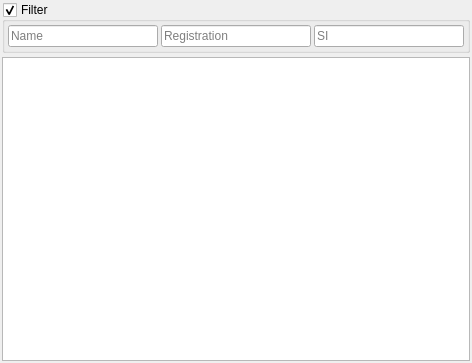
This is quickevent/app/plugins/qml/Competitors/src/registrationswidget.ui in Quick-Event/quickbox as Qt 5 draws it before an edit. The edited form follows.
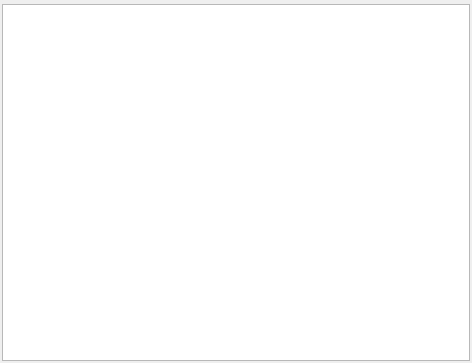
This is the edited form. Custom widgets are drawn as their Qt base class.

Commit message: QE: registrations widget simplified

What changed in the file:
```diff
--- a/quickevent/app/plugins/qml/Competitors/src/registrationswidget.ui
+++ b/quickevent/app/plugins/qml/Competitors/src/registrationswidget.ui
@@ -29,63 +29,6 @@
    <property name="bottomMargin">
     <number>2</number>
    </property>
-   <item>
-    <widget class="QGroupBox" name="grpFilter">
-     <property name="title">
-      <string>Filter</string>
-     </property>
-     <property name="checkable">
-      <bool>true</bool>
-     </property>
-     <layout class="QHBoxLayout" name="horizontalLayout">
-      <property name="spacing">
-       <number>3</number>
-      </property>
-      <property name="leftMargin">
-       <number>3</number>
-      </property>
-      <property name="topMargin">
-       <number>3</number>
-      </property>
-      <property name="rightMargin">
-       <number>3</number>
-      </property>
-      <property name="bottomMargin">
-       <number>3</number>
-      </property>
-      <item>
-       <widget class="QLineEdit" name="edNameFilter">
-        <property name="placeholderText">
-         <string>Name</string>
-        </property>
-        <property name="clearButtonEnabled">
-         <bool>true</bool>
-        </property>
-       </widget>
-      </item>
-      <item>
-       <widget class="QLineEdit" name="edRegistrationFilter">
-        <property name="placeholderText">
-         <string>Registration</string>
-        </property>
-        <property name="clearButtonEnabled">
-         <bool>true</bool>
-        </property>
-       </widget>
-      </item>
-      <item>
-       <widget class="QLineEdit" name="edSiIdFilter">
-        <property name="placeholderText">
-         <string>SI</string>
-        </property>
-        <property name="clearButtonEnabled">
-         <bool>true</bool>
-        </property>
-       </widget>
-      </item>
-     </layout>
-    </widget>
-   </item>
    <item>
     <widget class="qf::qmlwidgets::TableViewToolBar" name="tblRegistrationsTB" native="true"/>
    </item>
```
Left out of the diff: 4 changed lines with no effect on the pictures. The commit also changes 7 other files.
